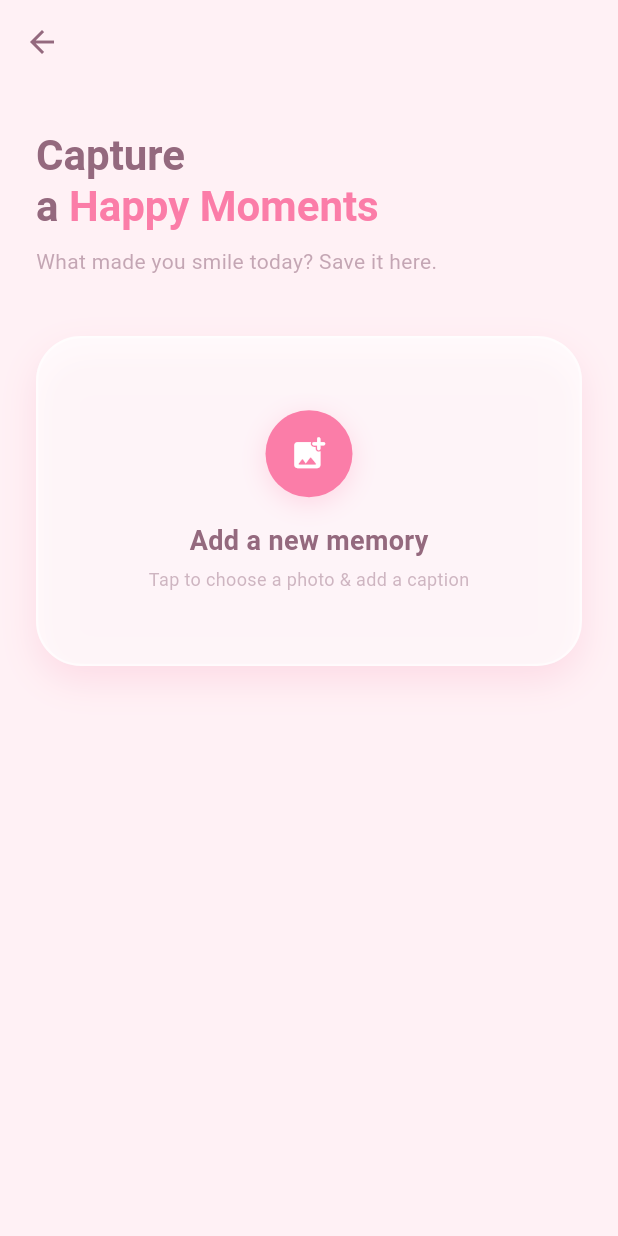
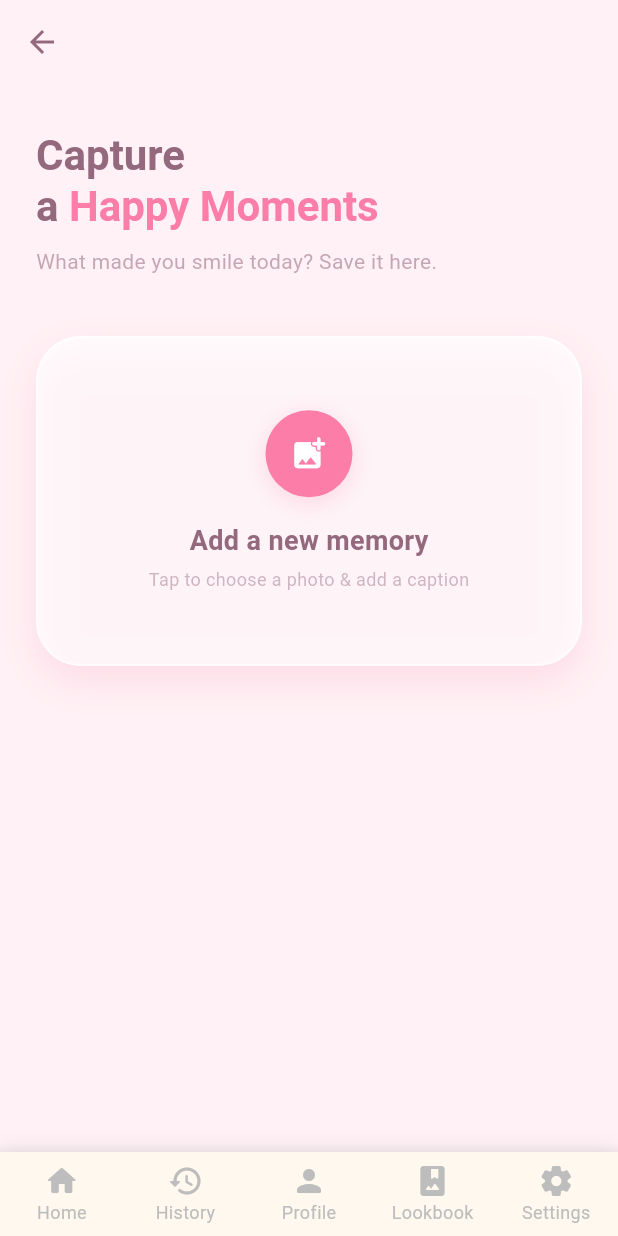
Before and after one commit to LHZZQ/Prek, a Flutter app: the PictureReflectionPage screen opened directly with empty values, on a phone screen of 412 x 824 dp. Run offline on Flutter 3.47's test engine with Material 3 defaults, Android fonts, the light colour scheme and no system bars; our stand-ins replace audioplayers, image_picker, supabase_flutter; missing offline and left inert: record; accounts and stored records are empty; Roboto replaces fonts that are missing (Georgia).

```diff
--- a/prek-app/lib/picture_reflection_page.dart
+++ b/prek-app/lib/picture_reflection_page.dart
@@ -1,25 +1,32 @@
 import 'dart:typed_data';
 import 'package:supabase_flutter/supabase_flutter.dart';
-
 import 'package:flutter/material.dart';
 import 'package:image_picker/image_picker.dart';
 import 'package:_2025_prek/home_page.dart';
+import 'package:_2025_prek/pages/entry_history_page.dart';
+import 'package:_2025_prek/profile_page.dart';
+import 'package:_2025_prek/settings_page.dart';
+import 'package:_2025_prek/memory_gallery_page.dart';
 
 const Color pink = Color(0xFFFB7DA8);
 const Color textColor = Color(0xFF94697E);
 const Color bgColor = Color(0xFFFFF1F5);
 
-class PictureReflectionPage extends StatelessWidget {
+class PictureReflectionPage extends StatefulWidget {
   final String selectedMood;
-
   const PictureReflectionPage({super.key, required this.selectedMood});
 
+  @override
+  State<PictureReflectionPage> createState() => _PictureReflectionPageState();
+}
+
+class _PictureReflectionPageState extends State<PictureReflectionPage> {
   void _openAddMemorySheet(BuildContext context) {
     showModalBottomSheet<bool>(
       context: context,
       isScrollControlled: true,
       backgroundColor: Colors.transparent,
-      builder: (_) => _AddMemorySheet(selectedMood: selectedMood),
+      builder: (_) => _AddMemorySheet(selectedMood: widget.selectedMood),
     ).then((saved) {
       if (saved == true && context.mounted) {
         Navigator.pushAndRemoveUntil(
@@ -31,8 +38,39 @@ class PictureReflectionPage extends StatelessWidget {
     });
   }
 
+  void _onItemTapped(int index) {
+    if (index == 0) {
+      Navigator.push(
+        context,
+        MaterialPageRoute(builder: (context) => const HomePage()),
+      );
+    }
+    if (index == 1) {
+      Navigator.push(
+        context,
+        MaterialPageRoute(builder: (context) => const EntryHistoryPage()),
+      );
+    } else if (index == 2) {
+      Navigator.push(
+        context,
+        MaterialPageRoute(builder: (context) => const ProfilePage()),
+      );
+    } else if (index == 3) {
+      Navigator.push(
+        context,
+        MaterialPageRoute(builder: (context) => const MemoryGalleryPage()),
+      );
+    } else if (index == 4) {
+      Navigator.push(
+        context,
+        MaterialPageRoute(builder: (context) => const SettingsPage()),
+      );
+    }
+  }
+
   @override
   Widget build(BuildContext context) {
+    final isDark = Theme.of(context).brightness == Brightness.dark;
     return Scaffold(
       backgroundColor: bgColor,
       extendBodyBehindAppBar: true,
@@ -143,6 +181,50 @@ class PictureReflectionPage extends StatelessWidget {
               ),
             ],
           ),
+        ),
+      ),
+      bottomNavigationBar: Container(
+        decoration: BoxDecoration(
+          boxShadow: [
+            BoxShadow(
+              color: Colors.black.withValues(alpha: 0.05),
+              blurRadius: 10,
+              offset: const Offset(0, -5),
+            ),
+          ],
+        ),
+        child: BottomNavigationBar(
+          onTap: _onItemTapped,
+          type: BottomNavigationBarType.fixed,
+          backgroundColor: isDark ? Color(0xFF2A2A3D) : Color(0xFFFFF8EE),
+          selectedItemColor: isDark ? Colors.white : Colors.grey.shade400,
+          unselectedItemColor: isDark ? Colors.white : Colors.grey.shade400,
+          showUnselectedLabels: true,
+          selectedFontSize: 12,
+          unselectedFontSize: 12,
+          items: const [
+            BottomNavigationBarItem(
+              icon: Icon(Icons.home_rounded),
+              label: 'Home',
+            ),
+            BottomNavigationBarItem(
+              icon: Icon(Icons.history_rounded),
+              label: 'History',
+            ),
+            BottomNavigationBarItem(
+              icon: Icon(Icons.person_rounded),
+              label: 'Profile',
+            ),
+            BottomNavigationBarItem(
+              icon: Icon(Icons.photo_album_rounded),
+              label: 'Lookbook',
+            ),
+
+            BottomNavigationBarItem(
+              icon: Icon(Icons.settings_rounded),
+              label: 'Settings',
+            ),
+          ],
         ),
       ),
     );
```
Also changed, not shown: prek-app/lib/mood_page.dart (+10 -5 lines), prek-app/lib/reflection_page.dart (+35 -13 lines), prek-app/lib/task_selection_page.dart (+41 -17 lines), prek-app/lib/voice_reflection_page.dart (+35 -13 lines).
